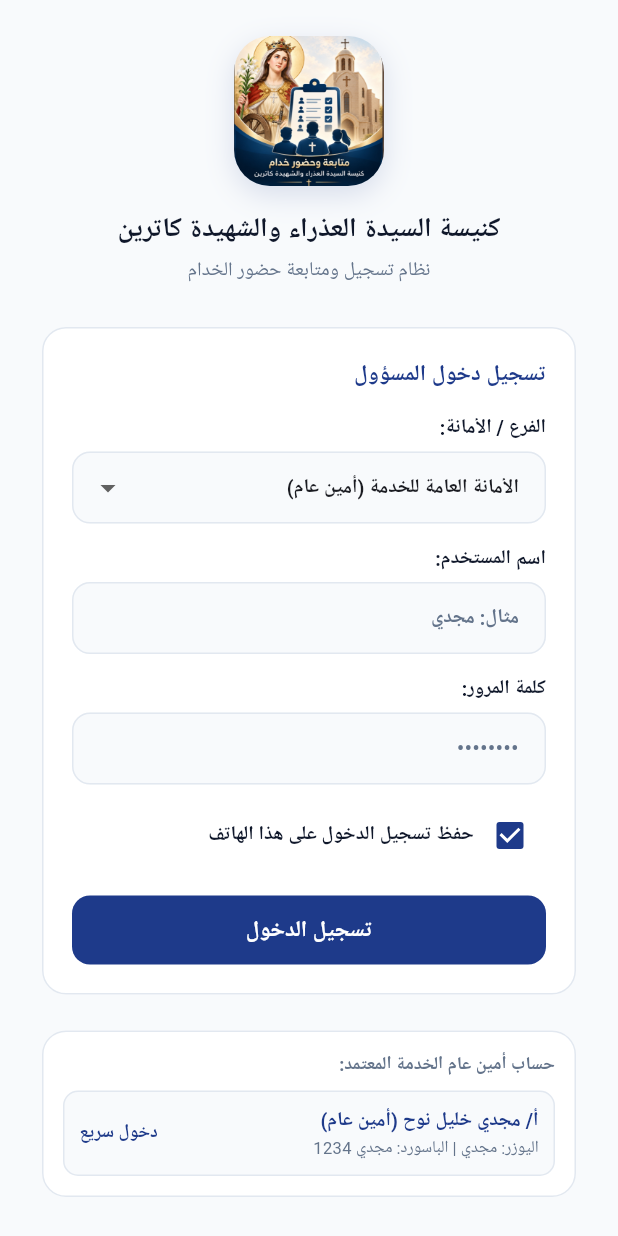
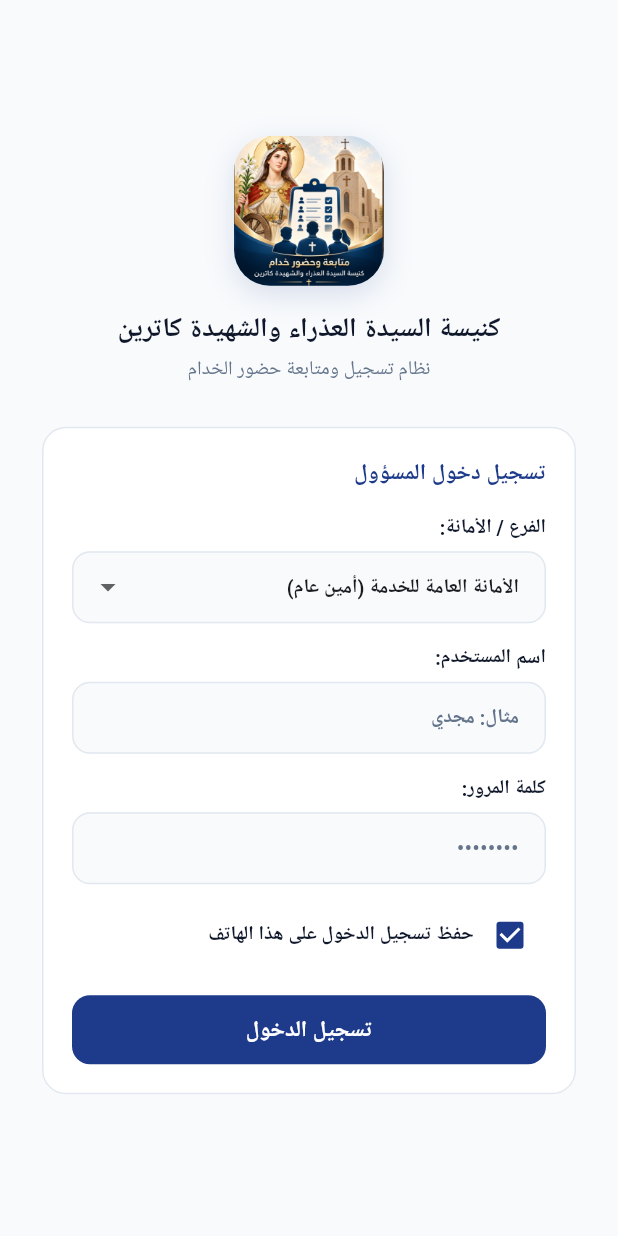
Before and after one commit to kirosaid-2006/church, a Flutter app: the screen it shows after launch, on a phone screen of 412 x 824 dp. Run offline on Flutter 3.47's test engine with Material 3 defaults, Android fonts, the phone set to English and light mode, and no system bars; our stand-ins replace share_plus, shared_preferences; accounts and stored records are empty.

Commit message:
Remove quick login shortcut card from login screens

```diff
--- a/lib/screens/login_screen.dart
+++ b/lib/screens/login_screen.dart
@@ -207,51 +207,6 @@ class _LoginScreenState extends State<LoginScreen> {
                       ),
                     ),
                   ),
-                  const SizedBox(height: 16),
-                  Card(
-                    child: Padding(
-                      padding: const EdgeInsets.all(14.0),
-                      child: Column(
-                        crossAxisAlignment: CrossAxisAlignment.start,
-                        children: [
-                          const Text('حساب أمين عام الخدمة المعتمد:', style: TextStyle(fontSize: 12, fontWeight: FontWeight.bold, color: AppTheme.textMuted)),
-                          const SizedBox(height: 8),
-                          InkWell(
-                            onTap: () {
-                              _usernameController.text = 'مجدي';
-                              _passwordController.text = 'مجدي 1234';
-                              setState(() => _selectedBranchId = 'SUPER_ADMIN');
-                              provider.login('مجدي', 'مجدي 1234', 'SUPER_ADMIN', _rememberMe);
-                              Navigator.pushReplacement(context, MaterialPageRoute(builder: (_) => const MainScreen()));
-                            },
-                            borderRadius: BorderRadius.circular(10),
-                            child: Container(
-                              width: double.infinity,
-                              padding: const EdgeInsets.all(10),
-                              decoration: BoxDecoration(
-                                color: AppTheme.bgLight,
-                                borderRadius: BorderRadius.circular(10),
-                                border: Border.all(color: AppTheme.borderSubtle),
-                              ),
-                              child: Row(
-                                mainAxisAlignment: MainAxisAlignment.spaceBetween,
-                                children: const [
-                                  Column(
-                                    crossAxisAlignment: CrossAxisAlignment.start,
-                                    children: [
-                                      Text('أ/ مجدي خليل نوح (أمين عام)', style: TextStyle(fontSize: 13, fontWeight: FontWeight.bold, color: AppTheme.primaryBlue)),
-                                      Text('اليوزر: مجدي | الباسورد: مجدي 1234', style: TextStyle(fontSize: 11, color: AppTheme.textMuted)),
-                                    ],
-                                  ),
-                                  Text('دخول سريع', style: TextStyle(fontSize: 12, fontWeight: FontWeight.bold, color: AppTheme.primaryBlue)),
-                                ],
-                              ),
-                            ),
-                          ),
-                        ],
-                      ),
-                    ),
-                  ),
                 ],
               ),
             ),
```
Also changed, not shown: 2 other files.
